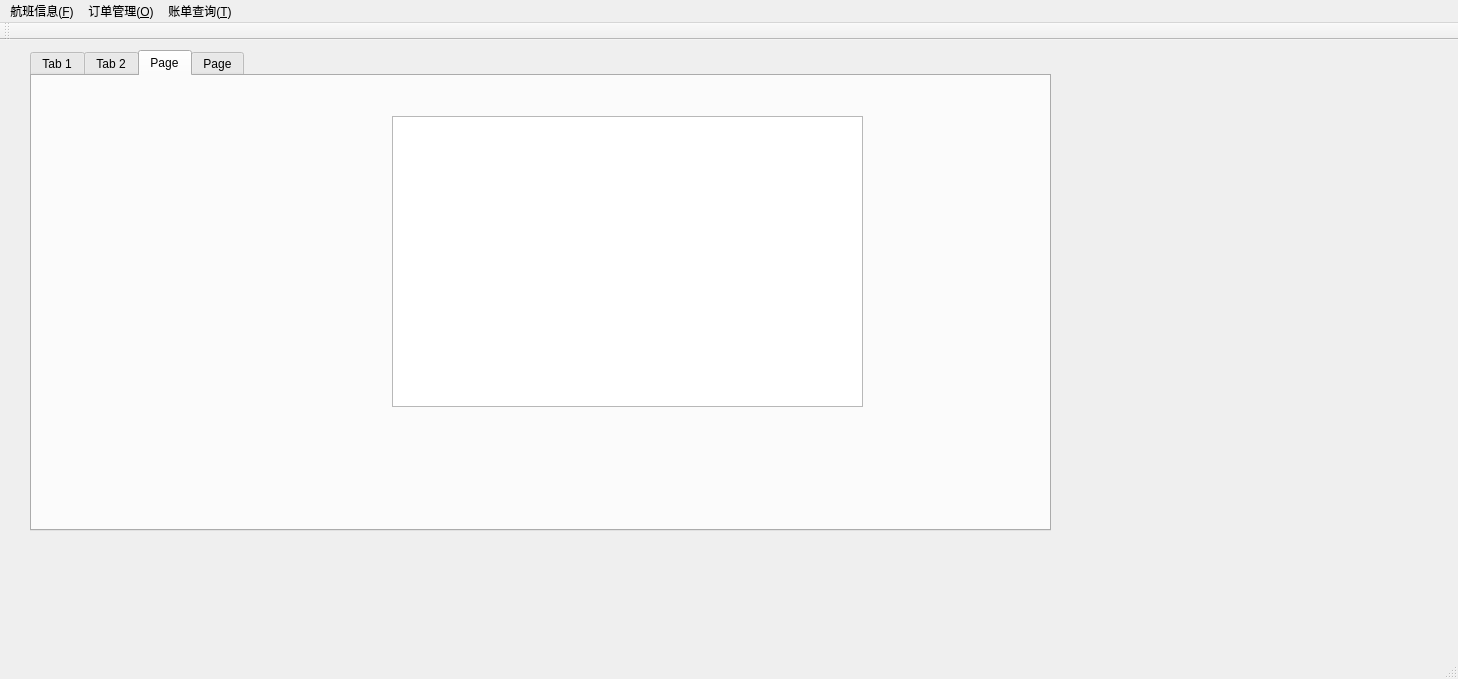
HoverWings/DBlabs, file DBCourseDesignProject/DBCourseDesign/mainwindow.ui: the form before one commit.
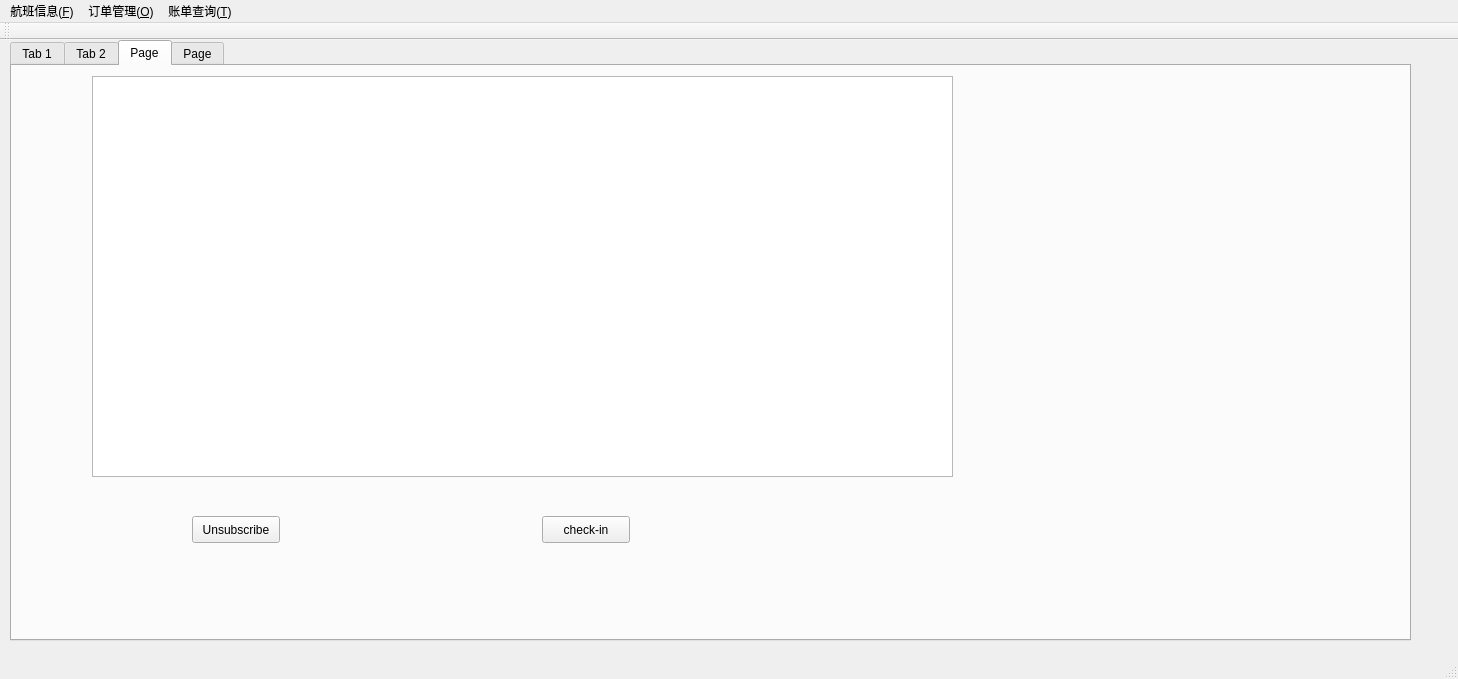
The form after the commit. The open tabs and pages were chosen to show the change.

Diff of the .ui file:
```diff
--- a/DBCourseDesignProject/DBCourseDesign/mainwindow.ui
+++ b/DBCourseDesignProject/DBCourseDesign/mainwindow.ui
@@ -17,10 +17,10 @@
    <widget class="QTabWidget" name="tabWidget">
     <property name="geometry">
      <rect>
-      <x>30</x>
-      <y>10</y>
-      <width>1021</width>
-      <height>481</height>
+      <x>10</x>
+      <y>0</y>
+      <width>1401</width>
+      <height>601</height>
      </rect>
     </property>
     <property name="currentIndex">
@@ -282,13 +282,39 @@
      <widget class="QTableView" name="tableView_3">
       <property name="geometry">
        <rect>
-        <x>360</x>
-        <y>40</y>
-        <width>471</width>
-        <height>291</height>
+        <x>80</x>
+        <y>10</y>
+        <width>861</width>
+        <height>401</height>
        </rect>
       </property>
      </widget>
+     <widget class="QPushButton" name="checkin_pushButton">
+      <property name="geometry">
+       <rect>
+        <x>530</x>
+        <y>450</y>
+        <width>88</width>
+        <height>27</height>
+       </rect>
+      </property>
+      <property name="text">
+       <string>check-in</string>
+      </property>
+     </widget>
+     <widget class="QPushButton" name="Unsubscribe_pushButton">
+      <property name="geometry">
+       <rect>
+        <x>180</x>
+        <y>450</y>
+        <width>88</width>
+        <height>27</height>
+       </rect>
+      </property>
+      <property name="text">
+       <string>Unsubscribe</string>
+      </property>
+     </widget>
     </widget>
     <widget class="QWidget" name="tab_4">
      <attribute name="title">
```
Left out of the diff: 12 changed lines with no effect on the pictures.
